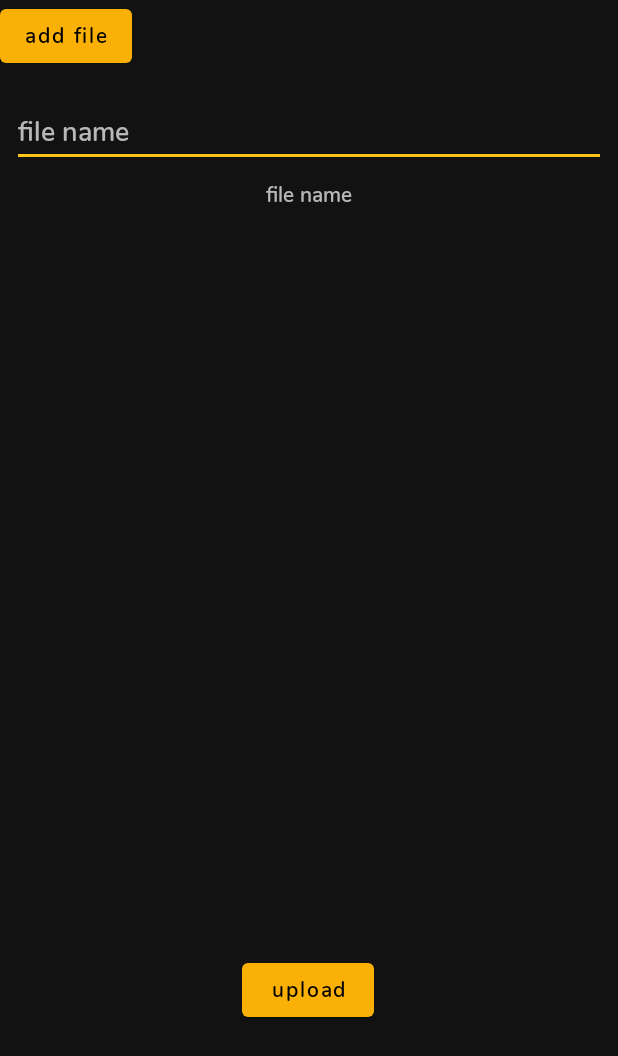
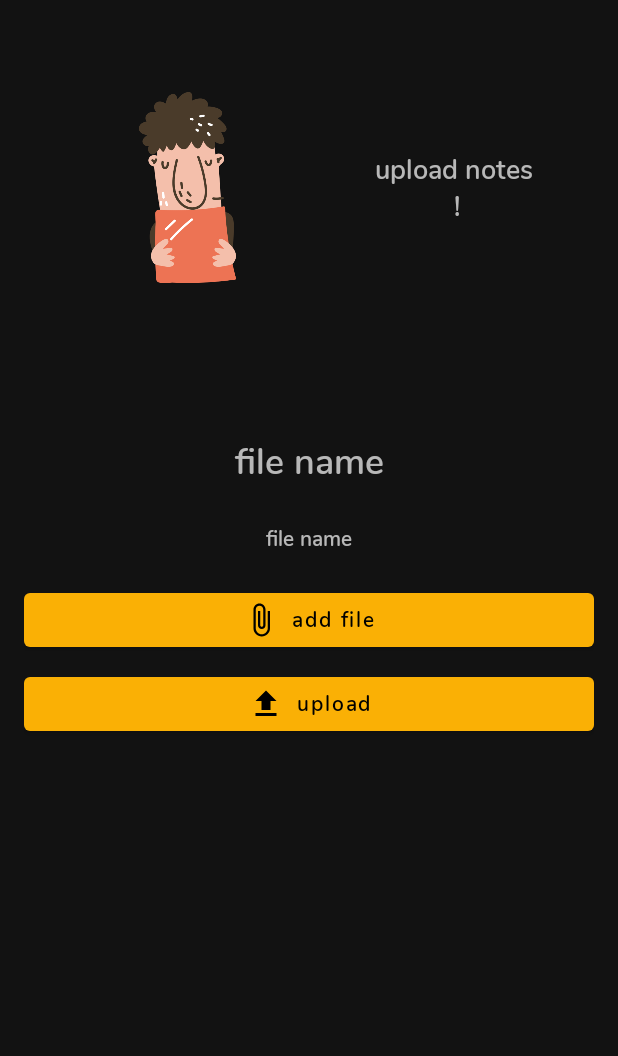
Before and after one commit to pratikKataria/TheEngineeringSolutions, an Android app: the UploadNotesActivity screen opened directly, with no data from a screen before it, on a phone screen of 412 x 824 dp. Shown: the top 1056 px of the screen. Run offline under Robolectric (Android 15) with nearby library versions, the phone set to English and light mode, and no system bars; our stand-ins replace Firebase (no records; nobody signed in at launch, a user with empty details on screens opened directly).

Commit message:
Upload Notes - redesigned ui

```diff
--- a/app/src/main/res/layout/activity_upload_notes.xml
+++ b/app/src/main/res/layout/activity_upload_notes.xml
@@ -6,18 +6,49 @@
     android:layout_height="match_parent"
     tools:context=".Activities.UploadNotesActivity">
 
+    <LinearLayout
+        android:id="@+id/linearLayout8"
+        android:layout_width="wrap_content"
+        android:layout_height="wrap_content"
+        android:orientation="vertical"
+        app:layout_constraintStart_toStartOf="parent"
+        app:layout_constraintTop_toTopOf="parent">
+
+        <LinearLayout
+            android:layout_width="wrap_content"
+            android:layout_height="wrap_content">
+
+            <ImageView
+                android:layout_width="250dp"
+                android:layout_height="250dp"
+                android:src="@drawable/upload_illustration" />
+
+            <TextView
+                android:layout_width="wrap_content"
+                android:layout_height="wrap_content"
+                android:layout_gravity="center"
+                android:text="upload notes \n!"
+                android:textAlignment="center"
+                android:textSize="18sp" />
+        </LinearLayout>
+    </LinearLayout>
+
     <EditText
         android:id="@+id/activity_upload_notes_et_file_name"
         android:layout_width="match_parent"
         android:layout_height="wrap_content"
         android:layout_marginStart="8dp"
-        android:layout_marginTop="64dp"
+        android:layout_marginTop="24dp"
         android:layout_marginEnd="8dp"
         android:hint="file name"
+        android:textAlignment="center"
+        android:textSize="24dp"
+        android:textColor="@color/white"
+        android:padding="16sp"
+        android:background="@color/transparent"
         app:layout_constraintEnd_toEndOf="parent"
-        app:layout_constraintHorizontal_bias="1.0"
         app:layout_constraintStart_toStartOf="parent"
-        app:layout_constraintTop_toTopOf="parent" />
+        app:layout_constraintTop_toBottomOf="@+id/linearLayout8" />
 
     <TextView
         android:id="@+id/activity_upload_notes_tv_selected_file"
@@ -31,27 +62,41 @@
         app:layout_constraintStart_toStartOf="parent"
         app:layout_constraintTop_toBottomOf="@+id/activity_upload_notes_et_file_name" />
 
+    <LinearLayout
+        android:layout_width="match_parent"
+        android:layout_height="wrap_content"
+        android:layout_marginStart="16dp"
+        android:layout_marginTop="20dp"
+        android:layout_marginEnd="16dp"
+        android:orientation="vertical"
+        app:layout_constraintEnd_toEndOf="parent"
+        app:layout_constraintStart_toStartOf="parent"
+        app:layout_constraintTop_toBottomOf="@+id/activity_upload_notes_tv_selected_file">
+
         <com.google.android.material.button.MaterialButton
             android:id="@+id/activity_upload_notes_mb_add_file"
-        android:layout_width="wrap_content"
+            android:layout_width="match_parent"
             android:layout_height="wrap_content"
             android:text="add file"
+            android:textAllCaps="false"
             android:textColor="@color/black"
-        android:textAllCaps="false"/>
+            app:icon="@drawable/ic_attach_file"
+            app:iconGravity="textStart"
+            app:iconTint="@color/black" />
 
         <com.google.android.material.button.MaterialButton
             android:id="@+id/activity_upload_notes_mb_upload_file"
-        android:layout_width="wrap_content"
+            android:layout_width="match_parent"
             android:layout_height="wrap_content"
-        android:layout_marginStart="8dp"
-        android:layout_marginEnd="8dp"
-        android:layout_marginBottom="140dp"
+            android:layout_marginTop="8dp"
             android:text="upload"
             android:textAllCaps="false"
             android:textColor="@color/black"
-        app:layout_constraintBottom_toBottomOf="parent"
-        app:layout_constraintEnd_toEndOf="parent"
-        app:layout_constraintHorizontal_bias="0.498"
-        app:layout_constraintStart_toStartOf="parent" />
+            app:icon="@drawable/ic_file_upload_black_24dp"
+            app:iconTint="@color/black"
+            app:iconGravity="textStart"/>
+
+    </LinearLayout>
+
 
 </androidx.constraintlayout.widget.ConstraintLayout>
```
Also changed, not shown: app/src/main/res/drawable/upload_illustration.png (added). Lines whose indentation alone changed are shown as unchanged.
